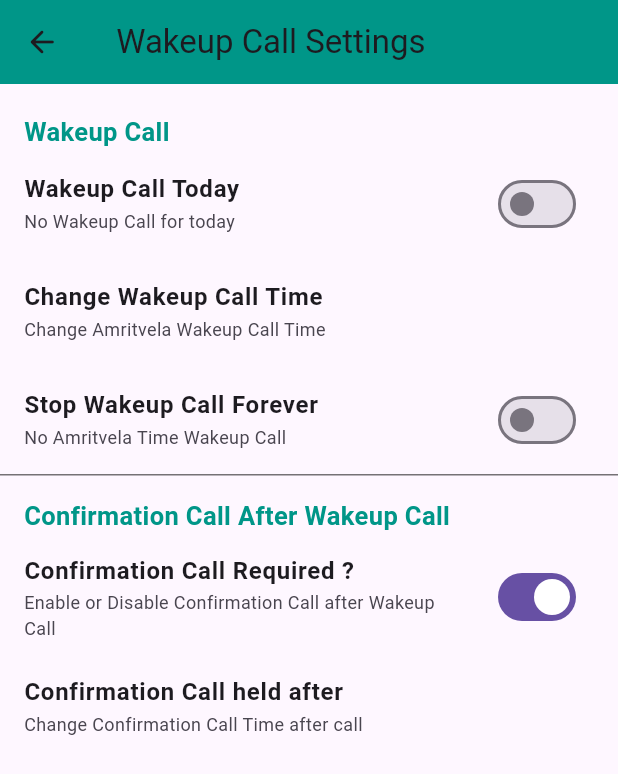
After one commit to 0x01-itsmurphy/flutter_alarm_app, a Flutter app: the HomeScreen screen opened directly, after a tap on the "settings" icon, on a phone screen of 412 x 824 dp. The commit adds this screen. Shown: the top 774 px of the screen. Run offline on Flutter 3.47's test engine with Material 2 defaults, Android fonts, the phone set to English and light mode, and no system bars; our stand-ins replace just_audio, logger, lottie, permission_handler, shared_preferences, wakelock; missing offline and left inert: android_alarm_manager_plus, flutter_audio_output; accounts and stored records are empty.

Commit message:
fixed permission issue & added settings screen

```diff
--- a/lib/main.dart
+++ b/lib/main.dart
@@ -3,7 +3,6 @@ import 'package:flutter/material.dart';
 import 'package:flutter_alarm_app/model/alarm.dart';
 import 'package:flutter_alarm_app/provider/alarm_list_provider.dart';
 import 'package:flutter_alarm_app/provider/permission_provider.dart';
-import 'package:flutter_alarm_app/provider/response_counter.dart';
 import 'package:flutter_alarm_app/service/alarm_file_handler.dart';
 import 'package:flutter_alarm_app/service/alarm_polling_worker.dart';
 import 'package:flutter_alarm_app/provider/alarm_state.dart';
@@ -34,7 +33,6 @@ void main() async {
       ChangeNotifierProvider(create: (context) => AlarmListProvider(alarms)),
       ChangeNotifierProvider(
           create: (create) => PermissionProvider(preference)),
-      ChangeNotifierProvider(create: (create) => ResponseCounter()),
     ],
     child: const MyApp(),
   ));
--- /dev/null
+++ b/lib/view/SettingsScreen/wakeup_settings_screen.dart
@@ -0,0 +1,178 @@
+import 'package:shared_preferences/shared_preferences.dart';
+import 'package:flutter/material.dart';
+
+Future<bool> hasValues() async {
+  final prefs = await SharedPreferences.getInstance();
+  bool checkValue = prefs.containsKey('isWakeupOn');
+  return checkValue;
+}
+
+class WakeupSettingsPage extends StatefulWidget {
+  static String id = 'settings';
+  const WakeupSettingsPage({Key? key}) : super(key: key);
+  @override
+  State<WakeupSettingsPage> createState() => _WakeupSettingsPageState();
+}
+
+class _WakeupSettingsPageState extends State<WakeupSettingsPage> {
+  late bool _isWakeupOn = false;
+  late bool _isBoldOn = false;
+  late bool _isConfirmOn = false;
+
+  Future<void> getValues() async {
+    final prefs = await SharedPreferences.getInstance();
+    setState(() {
+      _isWakeupOn = prefs.getBool("isWakeupOn") ?? false;
+      _isBoldOn = prefs.getBool("isBoldOn") ?? false;
+      _isConfirmOn = prefs.getBool("isConfirmOn") ?? true;
+    });
+    // return [isVibrationOn, isBoldOn, isNightModeOn];
+  }
+
+  Future<void> setValues() async {
+    final prefs = await SharedPreferences.getInstance();
+    await prefs.setBool("isWakeupOn", _isWakeupOn);
+    await prefs.setBool("isBoldOn", _isBoldOn);
+    await prefs.setBool("isNightModeOn", _isConfirmOn);
+  }
+
+  Future<void> hasValues() async {
+    final prefs = await SharedPreferences.getInstance();
+    bool checkValue = prefs.containsKey('isWakeupOn');
+    setState(() {
+      _isWakeupOn = checkValue;
+      _isBoldOn = checkValue;
+      _isConfirmOn = checkValue;
+    });
+  }
+
+  @override
+  void initState() {
+    getValues();
+    super.initState();
+  }
+
+  @override
+  Widget build(BuildContext context) {
+    return Scaffold(
+      appBar: AppBar(
+        elevation: 0,
+        leading: IconButton(
+          icon: const Icon(Icons.arrow_back_rounded),
+          onPressed: () {
+            Navigator.pop(context);
+          },
+        ),
+        backgroundColor: Colors.teal,
+        title: const Text(" Wakeup Call Settings"),
+      ),
+      body: ListView(
+        children: <Widget>[
+          const Padding(
+            padding: EdgeInsets.only(top: 10.0),
+          ),
+          const Padding(
+            padding: EdgeInsets.only(left: 16.0, top: 10.0),
+            child: Text(
+              'Wakeup Call',
+              style: TextStyle(
+                  fontSize: 17.0,
+                  color: Colors.teal,
+                  fontWeight: FontWeight.bold),
+            ),
+          ),
+          SwitchListTile(
+            title: const Text(
+              "Wakeup Call Today",
+              style: TextStyle(fontSize: 16.0, fontWeight: FontWeight.w600),
+            ),
+            subtitle: const Text("No Wakeup Call for today",
+                style: TextStyle(fontSize: 12.0)),
+            value: _isWakeupOn,
+            onChanged: (bool value) {
+              setState(() {
+                _isWakeupOn = value;
+                setValues();
+              });
+            },
+          ),
+          ListTile(
+            title: const Text(
+              "Change Wakeup Call Time",
+              style: TextStyle(fontSize: 16.0, fontWeight: FontWeight.w600),
+            ),
+            subtitle: const Text("Change Amritvela Wakeup Call Time",
+                style: TextStyle(fontSize: 12.0)),
+            onTap: () {
+              // RadioSettingsTile
+            },
+          ),
+          SwitchListTile(
+            title: const Text(
+              "Stop Wakeup Call Forever",
+              style: TextStyle(fontSize: 16.0, fontWeight: FontWeight.w600),
+            ),
+            subtitle: const Text(
+              "No Amritvela Time Wakeup Call",
+              style: TextStyle(fontSize: 12.0),
+            ),
+            value: _isBoldOn,
+            onChanged: (bool value) {
+              setState(() {
+                _isBoldOn = value;
+                setValues();
+                // TODO 2 Insert A Ternary Operator Here
+              });
+            },
+          ),
+          Container(
+            color: Colors.black54,
+            height: 1,
+            width: double.infinity,
+          ),
+          const Padding(
+            padding: EdgeInsets.only(left: 16.0, top: 15.0),
+            child: Text(
+              'Confirmation Call After Wakeup Call',
+              style: TextStyle(
+                  fontSize: 17.0,
+                  color: Colors.teal,
+                  fontWeight: FontWeight.bold),
+            ),
+          ),
+          const Padding(
+            padding: EdgeInsets.only(top: 5.0),
+          ),
+          SwitchListTile(
+            title: const Text(
+              "Confirmation Call Required ?",
+              style: TextStyle(fontSize: 16.0, fontWeight: FontWeight.w600),
+            ),
+            subtitle: const Text(
+                "Enable or Disable Confirmation Call after Wakeup Call",
+                style: TextStyle(fontSize: 12.0)),
+            value: _isConfirmOn,
+            onChanged: (bool value) {
+              setState(() {
+                _isConfirmOn = value;
+                setValues();
+                // TODO 3 Insert A Ternary Operator Here
+              });
+            },
+          ),
+          ListTile(
+            title: const Text(
+              "Confirmation Call held after",
+              style: TextStyle(fontSize: 16.0, fontWeight: FontWeight.w600),
+            ),
+            subtitle: const Text("Change Confirmation Call Time after call",
+                style: TextStyle(fontSize: 12.0)),
+            onTap: () {
+              // RadioSettingsTile
+            },
+          ),
+        ],
+      ),
+    );
+  }
+}
--- a/lib/view/home_screen.dart
+++ b/lib/view/home_screen.dart
@@ -2,6 +2,7 @@ import 'package:flutter/material.dart';
 import 'package:flutter_alarm_app/model/alarm.dart';
 import 'package:flutter_alarm_app/provider/alarm_list_provider.dart';
 import 'package:flutter_alarm_app/service/alarm_scheduler.dart';
+import 'package:flutter_alarm_app/view/SettingsScreen/wakeup_settings_screen.dart';
 import 'package:provider/provider.dart';
 
 class HomeScreen extends StatelessWidget {
@@ -64,7 +65,21 @@ class HomeScreen extends StatelessWidget {
   @override
   Widget build(BuildContext context) {
     return Scaffold(
-      appBar: AppBar(title: const Text('Flutter Alarm App')),
+      appBar: AppBar(
+        title: const Text('Flutter Alarm App'),
+        actions: [
+          IconButton(
+            onPressed: () {
+              Navigator.of(context).push(MaterialPageRoute(
+                  builder: (context) => const WakeupSettingsPage()));
+            },
+            icon: const Icon(
+              Icons.settings,
+              color: Colors.black,
+            ),
+          ),
+        ],
+      ),
       floatingActionButton: FloatingActionButton(
         onPressed: () {
           _createAlarm(context, context.read<AlarmListProvider>());
```
Also changed, not shown: lib/provider/response_counter.dart (deleted, +0 -22 lines), lib/view/AlarmScreen/first_call_screen.dart (deleted, +0 -292 lines), lib/view/alarm_screen.dart (+4 -6 lines).
